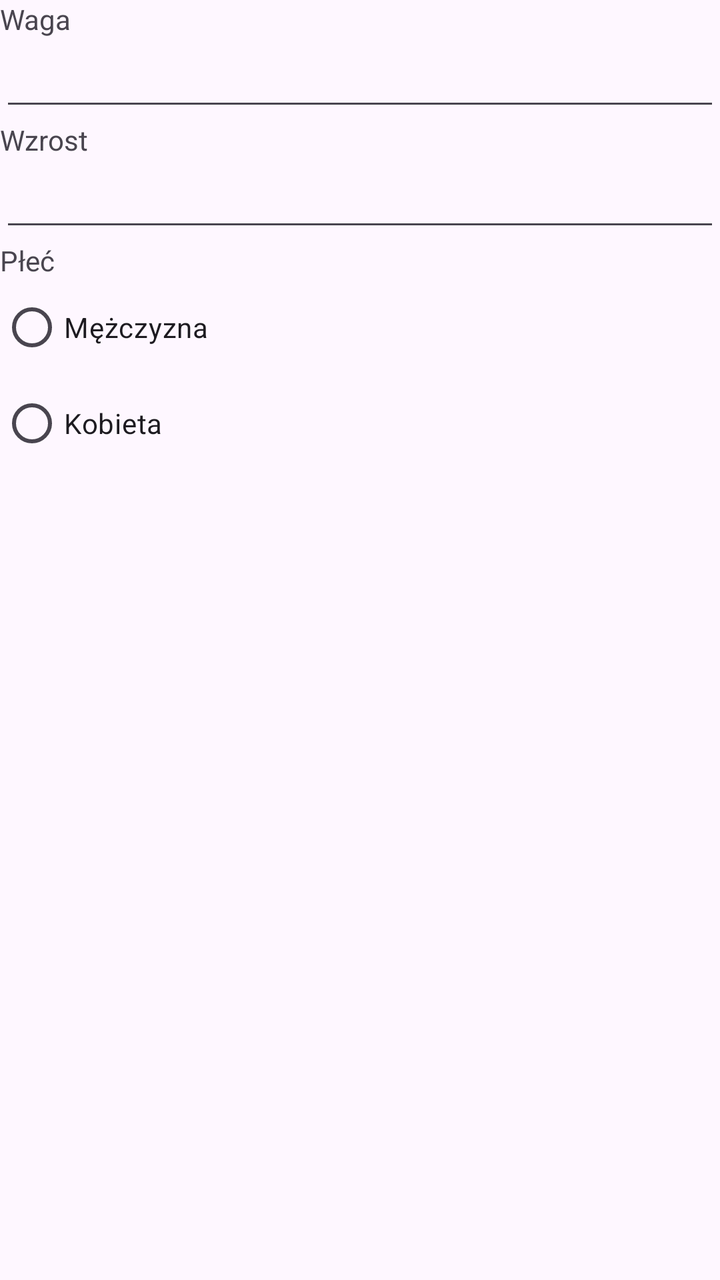
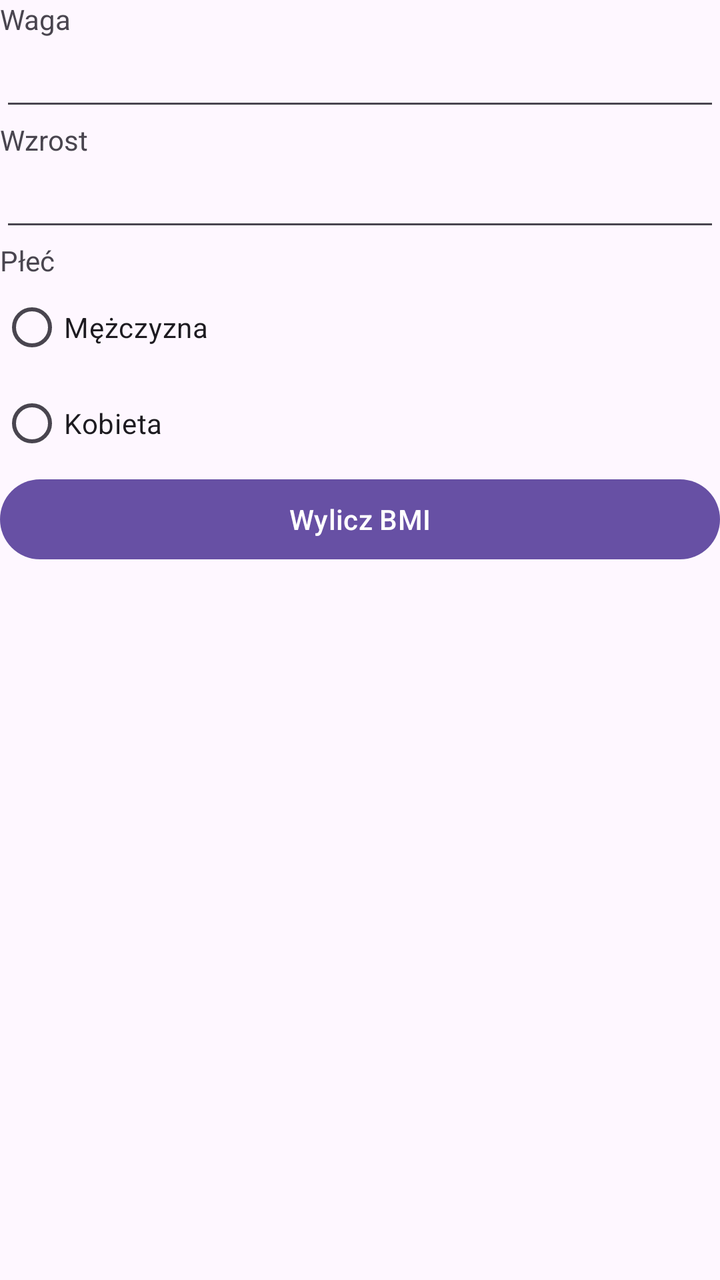

Before-and-after screenshots of an Android layout around one commit, followed by the original layout XML and the change that was made.
<!-- AndroidManifest.xml: application theme Theme._07_zadanie4 -->
<!-- res/layout/activity_main.xml -->
<?xml version="1.0" encoding="utf-8"?>
<androidx.constraintlayout.widget.ConstraintLayout xmlns:android="http://schemas.android.com/apk/res/android"
    xmlns:app="http://schemas.android.com/apk/res-auto"
    xmlns:tools="http://schemas.android.com/tools"
    android:id="@+id/main"
    android:layout_width="match_parent"
    android:layout_height="match_parent"
    tools:context=".MainActivity">

    <TextView
        android:id="@+id/textView2"
        android:layout_width="wrap_content"
        android:layout_height="wrap_content"
        android:text="Wzrost"
        app:layout_constraintStart_toStartOf="parent"
        app:layout_constraintTop_toBottomOf="@+id/TextWaga" />

    <TextView
        android:id="@+id/textView3"
        android:layout_width="wrap_content"
        android:layout_height="wrap_content"
        android:text="Płeć"
        app:layout_constraintStart_toStartOf="parent"
        app:layout_constraintTop_toBottomOf="@+id/TextWzrost" />

    <EditText
        android:id="@+id/TextWaga"
        android:layout_width="0dp"
        android:layout_height="wrap_content"
        android:ems="10"
        android:inputType="numberDecimal"
        app:layout_constraintEnd_toEndOf="parent"
        app:layout_constraintStart_toStartOf="parent"
        app:layout_constraintTop_toBottomOf="@+id/textView" />

    <TextView
        android:id="@+id/textView"
        android:layout_width="wrap_content"
        android:layout_height="wrap_content"
        android:text="Waga"
        app:layout_constraintStart_toStartOf="parent"
        app:layout_constraintTop_toTopOf="parent" />

    <EditText
        android:id="@+id/TextWzrost"
        android:layout_width="0dp"
        android:layout_height="wrap_content"
        android:ems="10"
        android:inputType="number"
        app:layout_constraintEnd_toEndOf="parent"
        app:layout_constraintStart_toStartOf="parent"
        app:layout_constraintTop_toBottomOf="@+id/textView2" />

    <RadioGroup
        android:layout_width="wrap_content"
        android:layout_height="wrap_content"
        app:layout_constraintStart_toStartOf="parent"
        app:layout_constraintTop_toBottomOf="@+id/textView3" >

        <RadioButton
            android:id="@+id/radioM"
            android:layout_width="match_parent"
            android:layout_height="wrap_content"
            android:text="Mężczyzna" />

        <RadioButton
            android:id="@+id/radioK"
            android:layout_width="match_parent"
            android:layout_height="wrap_content"
            android:text="Kobieta" />
    </RadioGroup>
</androidx.constraintlayout.widget.ConstraintLayout>
<!-- resources referenced by this layout -->
<resources>
  <style name="Theme._07_zadanie4" parent="Base.Theme._07_zadanie4" />
  <style name="Base.Theme._07_zadanie4" parent="Theme.Material3.DayNight.NoActionBar">
          
          
      </style>
</resources>

<!-- the commit's change to res/layout/activity_main.xml (unified diff, before → after) -->
@@ -52,10 +52,11 @@
         app:layout_constraintTop_toBottomOf="@+id/textView2" />
 
     <RadioGroup
+        android:id="@+id/radioGroup"
         android:layout_width="wrap_content"
         android:layout_height="wrap_content"
         app:layout_constraintStart_toStartOf="parent"
-        app:layout_constraintTop_toBottomOf="@+id/textView3" >
+        app:layout_constraintTop_toBottomOf="@+id/textView3">
 
         <RadioButton
             android:id="@+id/radioM"
@@ -69,4 +70,13 @@
             android:layout_height="wrap_content"
             android:text="Kobieta" />
     </RadioGroup>
+
+    <Button
+        android:id="@+id/button"
+        android:layout_width="0dp"
+        android:layout_height="wrap_content"
+        android:text="Wylicz BMI"
+        app:layout_constraintEnd_toEndOf="parent"
+        app:layout_constraintStart_toStartOf="parent"
+        app:layout_constraintTop_toBottomOf="@+id/radioGroup" />
 </androidx.constraintlayout.widget.ConstraintLayout>
